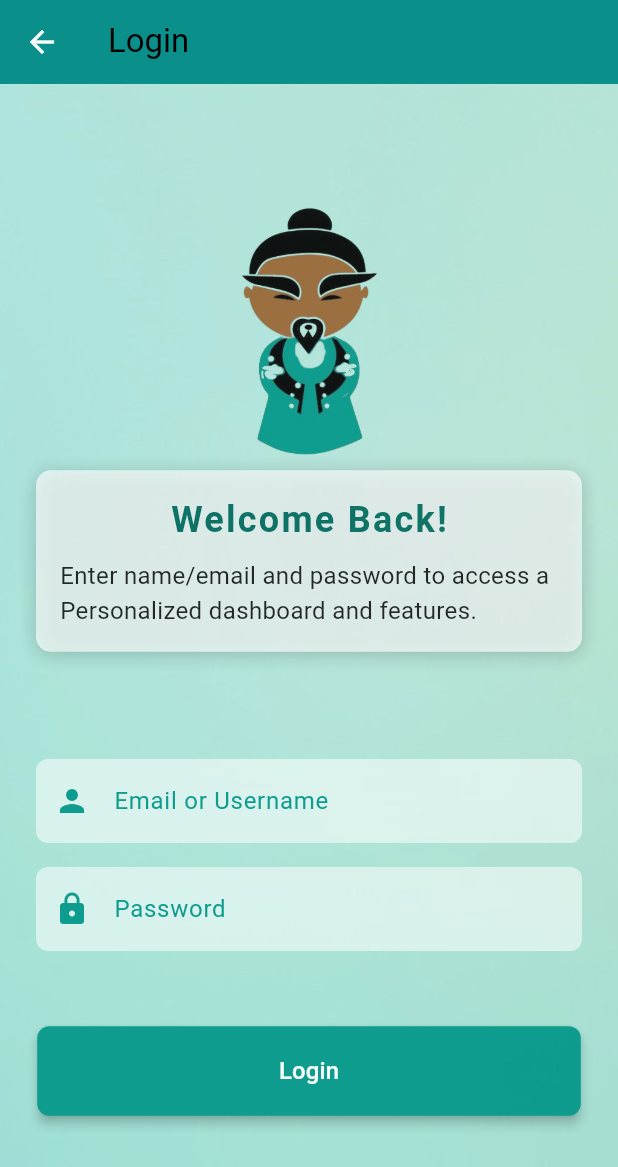
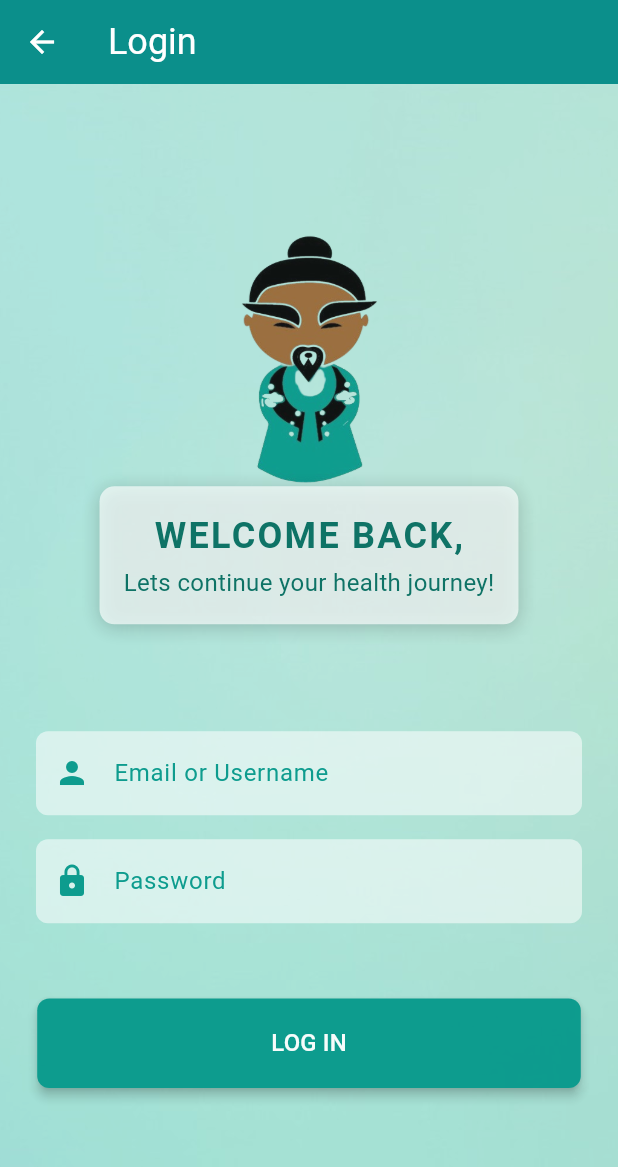
Before and after one commit to Chwezi-Creatives/ZINZI, a Flutter app: the LoginPage screen opened directly, on a phone screen of 412 x 824 dp. Shown: the top 1167 px of the screen. Run offline on Flutter 3.47's test engine with Material 3 defaults, Android fonts, the light colour scheme and no system bars; our stand-ins replace cached_network_image, fl_chart, flutter_dotenv, geolocator, google_fonts, image_picker and 3 more; missing offline and left inert: flutter_stripe; accounts and stored records are empty.

```diff
--- a/lib/login_page.dart
+++ b/lib/login_page.dart
@@ -2,10 +2,13 @@ import 'package:flutter/material.dart';
 import 'package:http/http.dart' as http;
 import 'dart:convert';
 import 'package:shared_preferences/shared_preferences.dart';
+import 'package:zinzi2/onboard.dart';
+import 'package:zinzi2/recommend_meals.dart';
 import 'dashboard_page.dart';
 import 'package:flutter_dotenv/flutter_dotenv.dart';
+import 'Profile.dart';
 
-final apibaseurl = dotenv.env['API_BASE_URL'] ?? 'https://default.url';
+final apibaseurl = dotenv.env['API_BASE_URL-intranet'] ?? 'https://default.url';
 
 class LoginPage extends StatefulWidget {
   const LoginPage({super.key});
@@ -81,7 +84,7 @@ class _LoginPageState extends State<LoginPage>
             context,
             PageRouteBuilder(
               pageBuilder: (context, animation, secondaryAnimation) =>
-                  const DashboardPage(),
+                   LandingPage(),
               transitionsBuilder:
                   (context, animation, secondaryAnimation, child) {
                 const curve = Curves.easeInOut;
@@ -135,7 +138,7 @@ class _LoginPageState extends State<LoginPage>
           position: _slideAnimation,
           child: const Text(
             'Login',
-            style: TextStyle(color: Colors.black),
+            style: TextStyle(color: Colors.white, fontSize: 24),
           ),
         ),
         foregroundColor: Colors.white,
@@ -176,7 +179,7 @@ class _LoginPageState extends State<LoginPage>
                               width: 170,
                               child: Image.asset('assets/images/Gru green.png'),
                             ),
-                            const SizedBox(height: 9),
+                            const SizedBox(height: 1),
                             // Welcome text
                             Container(
                               padding: const EdgeInsets.all(16.0),
@@ -195,7 +198,7 @@ class _LoginPageState extends State<LoginPage>
                                 crossAxisAlignment: CrossAxisAlignment.center,
                                 children: [
                                   Text(
-                                    'Welcome Back!',
+                                    'WELCOME BACK,',
                                     style: TextStyle(
                                       fontSize: 24,
                                       fontWeight: FontWeight.bold,
@@ -203,12 +206,12 @@ class _LoginPageState extends State<LoginPage>
                                       letterSpacing: 1.5,
                                     ),
                                   ),
-                                  const SizedBox(height: 9),
+                                  const SizedBox(height: 3),
                                   Text(
-                                    'Enter name/email and password to access a Personalized dashboard and features.',
+                                    'Lets continue your health journey!',
                                     style: TextStyle(
                                       fontSize: 16,
-                                      color: Colors.black.withOpacity(0.9),
+                                      color: Colors.teal.shade800,
                                     ),
                                   ),
                                 ],
@@ -294,7 +297,7 @@ class _LoginPageState extends State<LoginPage>
                                     ? const CircularProgressIndicator(
                                         color: Colors.white)
                                     : const Text(
-                                        'Login',
+                                        'LOG IN',
                                         style: TextStyle(
                                             fontSize: 16, color: Colors.white),
                                       ),
```
